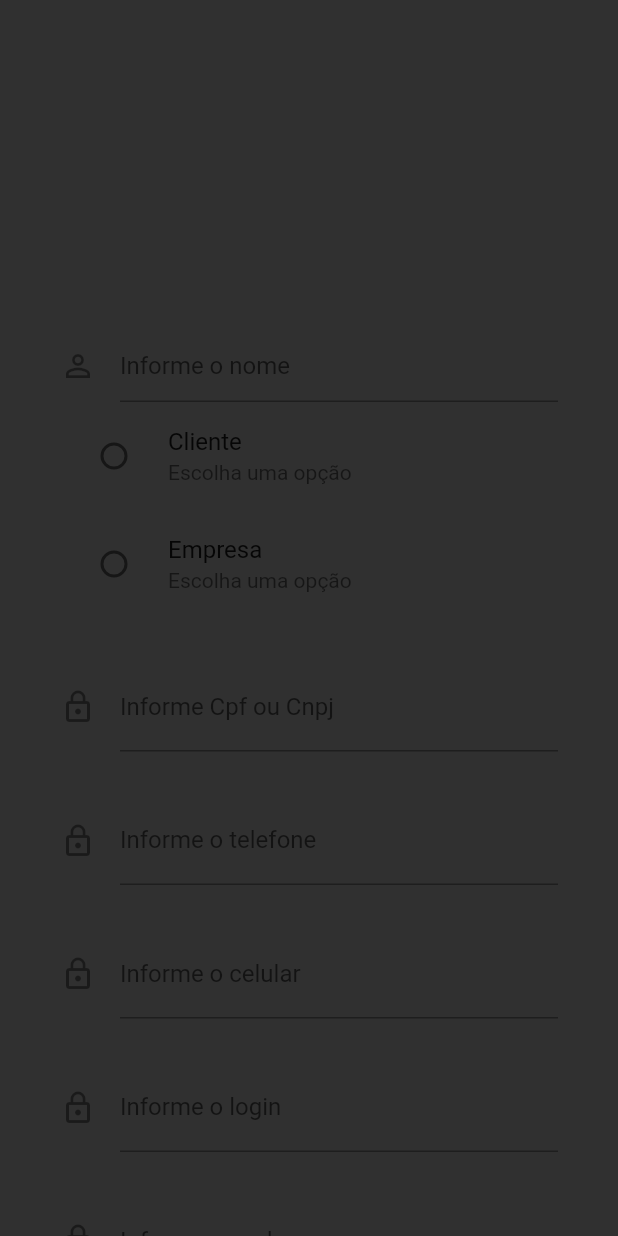
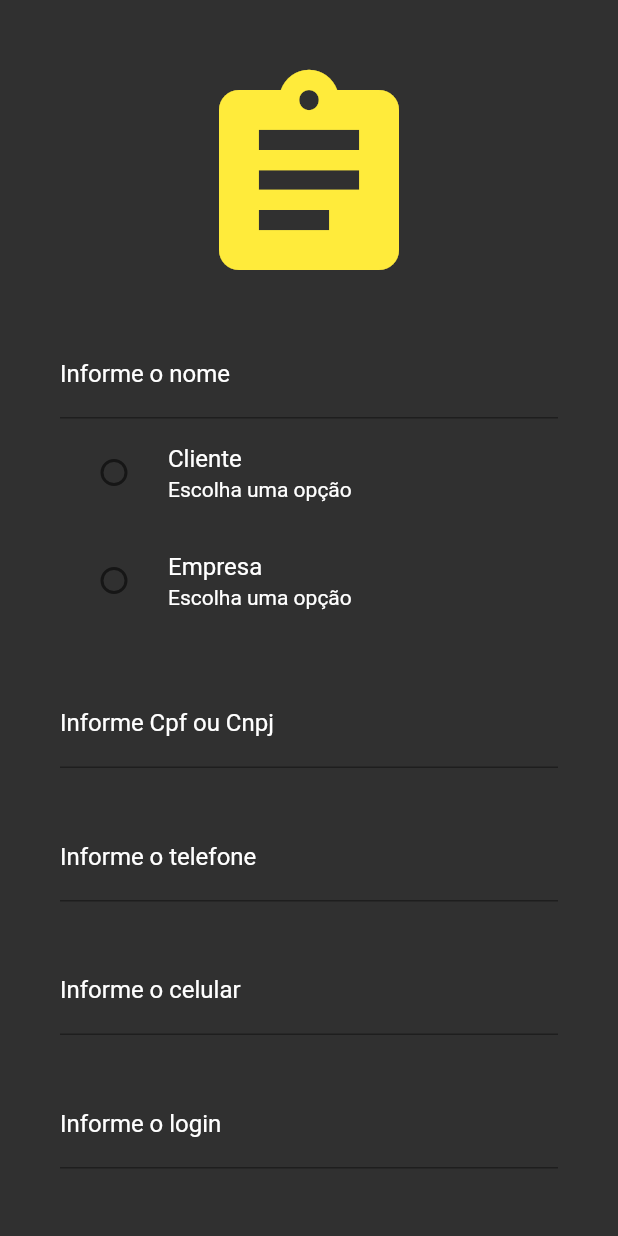
Before and after one commit to ElioPaulino/ELController, a Flutter app: the CadastroTela screen opened directly, on a phone screen of 412 x 824 dp. Run offline on Flutter 3.47's test engine with Material 2 defaults, Android fonts, the phone set to English and light mode, and no system bars; missing offline and left inert: dart:html.

Commit message:
Alteracoes Lucas - Tela de cadastro

```diff
--- a/lib/main.dart
+++ b/lib/main.dart
@@ -1,6 +1,7 @@
 import 'package:appeliolucas/view/homeempresatela.dart';
 import 'package:appeliolucas/view/hometela.dart';
 import 'package:appeliolucas/view/sobretela.dart';
+import 'package:appeliolucas/view/cadastrotela.dart';
 import 'package:flutter/material.dart';
 
 import 'model/usuario.dart';
@@ -17,6 +18,7 @@ void main() {
       '/home': (context) => HomeTela(),
       '/homeempresa': (context) => HomeEmpresaTela(),
       '/sobre': (context) => SobreTela(),
+      '/cadastro': (context) => CadastroTela(),
     },
     //Tema
     theme: ThemeData(
@@ -53,7 +55,7 @@ class _PrimeiraTelaState extends State<PrimeiraTela> {
               child: Column(
                 mainAxisAlignment: MainAxisAlignment.center,
                 children: [
-                  Image.network('lib/imagens/logo1.jpg'),
+                  Image.asset('lib/imagens/logo1.jpg'),
                   //
                   SizedBox(height: 30),
                   TextField(
@@ -106,10 +108,22 @@ class _PrimeiraTelaState extends State<PrimeiraTela> {
                       },
                     ),
                   )
+
                 ],
               ),
             ),
+
           ),
-        ));
+
+        ),
+        floatingActionButton: FloatingActionButton.extended(
+          onPressed:(){
+              Navigator.pushNamed(context, '/cadastro');
+          },
+          icon: Icon(Icons.add),
+          label: Text('Cadastrar Pessoas'),
+          backgroundColor: Colors.yellow,
+        ),
+        );
   }
 }
--- a/lib/view/cadastrotela.dart
+++ b/lib/view/cadastrotela.dart
@@ -1,3 +1,5 @@
+import 'dart:html';
+
 import 'package:flutter/material.dart';
 
 class CadastroTela extends StatefulWidget {
@@ -30,20 +32,22 @@ class _CadastroTelaState extends State<CadastroTela> {
                 children: [
                   Icon(
                     Icons.assignment,
-                    color: Theme.of(context).primaryColor,
+                    color: Colors.yellow,
                     size: 160,
                   ),
                   SizedBox(height: 20),
                   TextField(
                     controller: txtNome,
                     decoration: InputDecoration(
-                      icon: Icon(Icons.person_outline),
-                      hintText: "Informe o nome",
+                      labelText: "Informe o nome",
+                      labelStyle: TextStyle(color: Colors.white),
                     ),
                   ),
                   RadioListTile(
-	                  title: Text("Cliente"),
-	                  subtitle: Text("Escolha uma opção"),
+	                  title: Text("Cliente", style: TextStyle(color: Colors.white)),
+	                  subtitle: Text("Escolha uma opção", style: TextStyle(color: Colors.white)),
+
+                    activeColor: Colors.yellow,
 	                  value: "C",
 	                  groupValue: empresapessoa,
 	                  onChanged: (String valor){
@@ -53,8 +57,9 @@ class _CadastroTelaState extends State<CadastroTela> {
 	                  }
                   ),
                   RadioListTile(
-	                  title: Text("Empresa"),
-	                  subtitle: Text("Escolha uma opção"),
+	                  title: Text("Empresa", style: TextStyle(color: Colors.white)),
+	                  subtitle: Text("Escolha uma opção", style: TextStyle(color: Colors.white)),
+
                     activeColor: Colors.yellow,
 	                  value: "E",
 	                  groupValue: empresapessoa,
@@ -68,40 +73,40 @@ class _CadastroTelaState extends State<CadastroTela> {
                   TextField(
                     controller: txtCpfCnpj,
                     decoration: InputDecoration(
-                      icon: Icon(Icons.lock_outline),
                       labelText: 'Informe Cpf ou Cnpj',
+                      labelStyle: TextStyle(color: Colors.white)
                     ),
                   ),
                   SizedBox(height: 30),
                   TextField(
                     controller: txtTelefone,
                     decoration: InputDecoration(
-                      icon: Icon(Icons.lock_outline),
                       labelText: 'Informe o telefone',
+                      labelStyle: TextStyle(color: Colors.white),
                     ),
                   ),
                   SizedBox(height: 30),
                   TextField(
                     controller: txtCelular,
                     decoration: InputDecoration(
-                      icon: Icon(Icons.lock_outline),
                       labelText: 'Informe o celular',
+                      labelStyle: TextStyle(color: Colors.white),
                     ),
                   ),
                   SizedBox(height: 30),
                   TextField(
                     controller: txtLogin,
                     decoration: InputDecoration(
-                      icon: Icon(Icons.lock_outline),
                       labelText: 'Informe o login',
+                      labelStyle: TextStyle(color: Colors.white),
                     ),
                   ),
                   SizedBox(height: 30),
                   TextField(
                     controller: txtSenha,
                     decoration: InputDecoration(
-                      icon: Icon(Icons.lock_outline),
                       labelText: 'Informe a senha',
+                      labelStyle: TextStyle(color: Colors.white),
                     ),
                     obscureText: true,
                   ),
@@ -109,8 +114,8 @@ class _CadastroTelaState extends State<CadastroTela> {
                   TextField(
                     controller: txtSenhaConf,
                     decoration: InputDecoration(
-                      icon: Icon(Icons.lock_outline),
                       labelText: 'Informe a senha novamente',
+                      labelStyle: TextStyle(color: Colors.white),
                     ),
                     obscureText: true,
                   ),
@@ -120,13 +125,20 @@ class _CadastroTelaState extends State<CadastroTela> {
                     width: double.infinity,
                     height: 70,
                     child: ElevatedButton.icon(
+                      style: ButtonStyle(backgroundColor:MaterialStateProperty.resolveWith<Color>(
+                        (Set<MaterialState> states){
+                          if(states.contains(MaterialState.pressed))
+                          return Colors.yellow[700];
+                          return Colors.yellow[600];
+                        },
+                      )),
                       label: Text(
-                        'Entrar',
+                        'Cadastrar',
                         style: TextStyle(fontSize: 24),
                       ),
-                      icon: Icon(Icons.login),
+                      icon: Icon(Icons.app_registration),
                       onPressed: () {
-
+                        Navigator.pop(context);
 
                       },
                     ),
--- a/lib/view/hometela.dart
+++ b/lib/view/hometela.dart
@@ -25,7 +25,7 @@ class _HomeTelaState extends State<HomeTela> {
           padding: EdgeInsets.zero,
           children: <Widget>[
             DrawerHeader(
-              child: Image.network('lib/imagens/logo1.jpg'),
+              child: Image.asset('lib/imagens/logo1.jpg'),
               decoration: BoxDecoration(
                 color: Colors.grey[850],
               ),
--- a/pubspec.yaml
+++ b/pubspec.yaml
@@ -49,6 +49,8 @@ flutter:
   # assets:
   #   - images/a_dot_burr.jpeg
   #   - images/a_dot_ham.jpeg
+  assets:
+    - lib/imagens/
 
   # An image asset can refer to one or more resolution-specific "variants", see
   # https://flutter.dev/assets-and-images/#resolution-aware.
```
